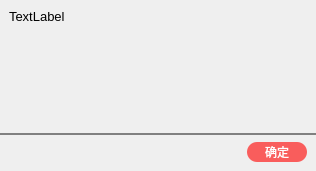
Qt form gui/messageWidget.ui (WatsonJay/tomato_farm) before a commit.
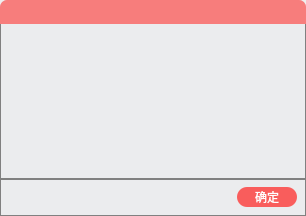
The same form after that commit. Icons and pictures are not drawn.

What changed in the file:
```diff
--- a/gui/messageWidget.ui
+++ b/gui/messageWidget.ui
@@ -6,8 +6,8 @@
    <rect>
     <x>0</x>
     <y>0</y>
-    <width>316</width>
-    <height>171</height>
+    <width>306</width>
+    <height>216</height>
    </rect>
   </property>
   <property name="windowTitle">
@@ -30,25 +30,111 @@
     <number>0</number>
    </property>
    <item>
-    <widget class="QWidget" name="widget" native="true"/>
+    <widget class="QWidget" name="titleWidget" native="true">
+     <property name="minimumSize">
+      <size>
+       <width>0</width>
+       <height>20</height>
+      </size>
+     </property>
+     <property name="styleSheet">
+      <string notr="true">#titleWidget{
+	border:none;
+	background:rgba(249, 93, 92, 200);
+	border-top-right-radius:7px;
+	border-top-left-radius:7px;
+}</string>
+     </property>
+     <layout class="QHBoxLayout" name="horizontalLayout_2">
+      <property name="leftMargin">
+       <number>7</number>
+      </property>
+      <property name="topMargin">
+       <number>2</number>
+      </property>
+      <property name="rightMargin">
+       <number>7</number>
+      </property>
+      <property name="bottomMargin">
+       <number>2</number>
+      </property>
+      <item>
+       <spacer name="horizontalSpacer_2">
+        <property name="orientation">
+         <enum>Qt::Horizontal</enum>
+        </property>
+        <property name="sizeHint" stdset="0">
+         <size>
+          <width>40</width>
+          <height>20</height>
+         </size>
+        </property>
+       </spacer>
+      </item>
+      <item>
+       <widget class="QPushButton" name="pushButton_2">
+        <property name="minimumSize">
+         <size>
+          <width>18</width>
+          <height>18</height>
+         </size>
+        </property>
+        <property name="maximumSize">
+         <size>
+          <width>18</width>
+          <height>18</height>
+         </size>
+        </property>
+        <property name="styleSheet">
+         <string notr="true">QPushButton{
+	border:none;
+}</string>
+        </property>
+        <property name="text">
+         <string/>
+        </property>
+        <property name="icon">
+         <iconset resource="../icon/icons.qrc">
+          <normaloff>:/icon/close_16.png</normaloff>:/icon/close_16.png</iconset>
+        </property>
+        <property name="iconSize">
+         <size>
+          <width>12</width>
+          <height>12</height>
+         </size>
+        </property>
+       </widget>
+      </item>
+     </layout>
+    </widget>
    </item>
    <item>
-    <widget class="QWidget" name="widget_2" native="true">
+    <widget class="QWidget" name="contextWidget" native="true">
+     <property name="styleSheet">
+      <string notr="true">#contextWidget{
+	background:rgba(233, 234, 237, 200);
+	border-left:1px solid gray;;
+	border-right:1px solid gray;;
+}</string>
+     </property>
      <layout class="QVBoxLayout" name="verticalLayout">
       <item>
        <widget class="QLabel" name="label">
         <property name="font">
          <font>
           <family>Microsoft YaHei UI</family>
-          <pointsize>10</pointsize>
+          <pointsize>11</pointsize>
          </font>
         </property>
         <property name="text">
-         <string>TextLabel</string>
+         <string/>
         </property>
         <property name="alignment">
          <set>Qt::AlignLeading|Qt::AlignLeft|Qt::AlignTop</set>
         </property>
+        <property name="wordWrap">
+         <bool>true</bool>
+        </property>
        </widget>
       </item>
      </layout>
@@ -58,6 +144,8 @@
     <widget class="QWidget" name="widget_3" native="true">
      <property name="styleSheet">
       <string notr="true">QWidget{
+	background:rgba(233, 234, 237, 200);
+	border:1px solid gray;
 	border-top:2px solid gray;
 }</string>
      </property>
```
Left out of the diff: 6 changed lines with no effect on the pictures.
